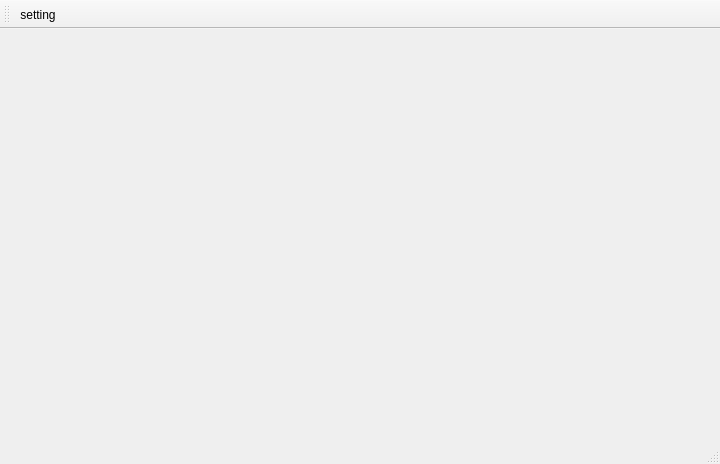
This is mainwindow.ui in drupalhunter-team/GameEdit as Qt 5 draws it before an edit. The edited form follows.
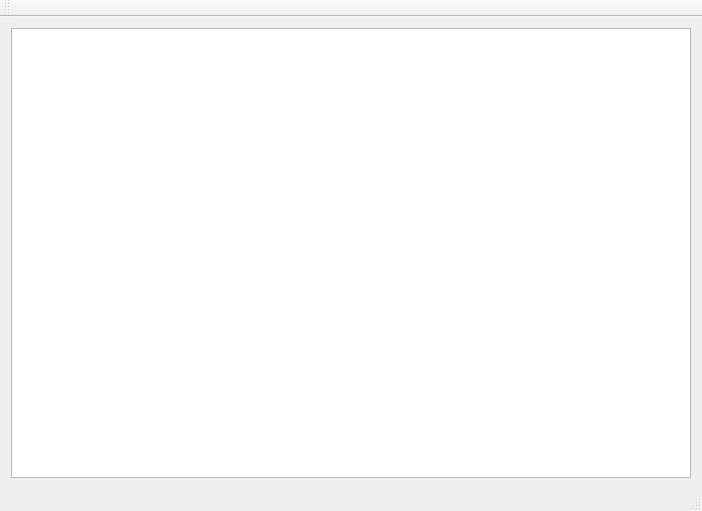
This is the edited form. Icons and pictures are not drawn.

Patch:
```diff
--- a/mainwindow.ui
+++ b/mainwindow.ui
@@ -6,14 +6,23 @@
    <rect>
     <x>0</x>
     <y>0</y>
-    <width>720</width>
-    <height>464</height>
+    <width>702</width>
+    <height>511</height>
    </rect>
   </property>
   <property name="windowTitle">
    <string>MainWindow</string>
   </property>
-  <widget class="QWidget" name="centralWidget"/>
+  <property name="layoutDirection">
+   <enum>Qt::LeftToRight</enum>
+  </property>
+  <widget class="QWidget" name="centralWidget">
+   <layout class="QGridLayout" name="gridLayout">
+    <item row="0" column="0">
+     <widget class="QGraphicsView" name="graphicsView"/>
+    </item>
+   </layout>
+  </widget>
   <widget class="QMenuBar" name="menuBar">
    <property name="geometry">
     <rect>
@@ -31,24 +40,8 @@
    <attribute name="toolBarBreak">
     <bool>false</bool>
    </attribute>
-   <addaction name="actionSetting"/>
   </widget>
   <widget class="QStatusBar" name="statusBar"/>
-  <action name="actionSetting">
-   <property name="checkable">
-    <bool>true</bool>
-   </property>
-   <property name="icon">
-    <iconset resource="icon.qrc">
-     <normaloff>:/icon/Settings.png</normaloff>:/icon/Settings.png</iconset>
-   </property>
-   <property name="text">
-    <string>setting</string>
-   </property>
-   <property name="toolTip">
-    <string>&lt;html&gt;&lt;head/&gt;&lt;body&gt;&lt;p&gt;设置&lt;/p&gt;&lt;/body&gt;&lt;/html&gt;</string>
-   </property>
-  </action>
  </widget>
  <layoutdefault spacing="6" margin="11"/>
  <resources>
```
Left out of the diff: 6 changed lines with no effect on the pictures.
